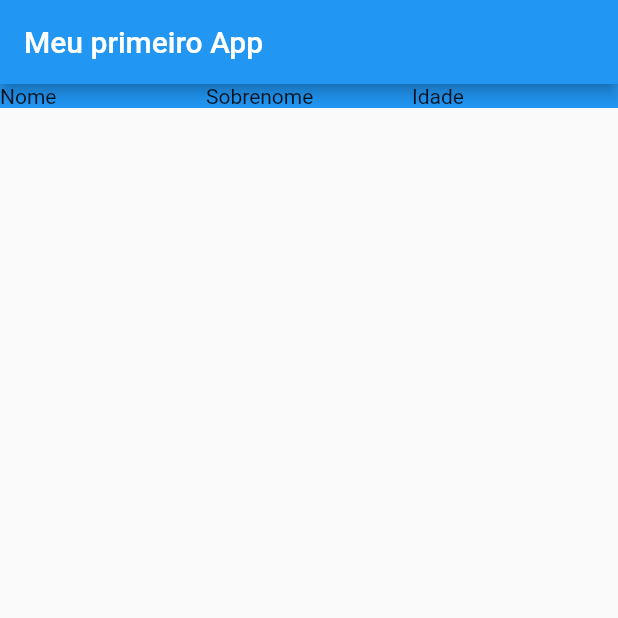
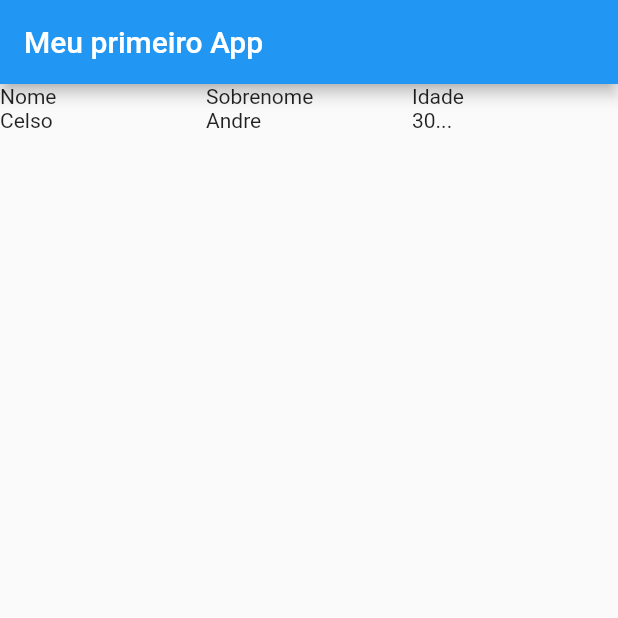
Before and after one commit to celsoandresenior/flutter1, a Flutter app: the screen it shows after launch, on a phone screen of 412 x 824 dp, the top half of it. Run offline on Flutter 3.47's test engine with Material 2 defaults, Android fonts, the phone set to English and light mode, and no system bars.

Commit message:
entendendo tipos de layout

```diff
--- a/lib/main.dart
+++ b/lib/main.dart
@@ -10,13 +10,18 @@ class MeuApp extends StatelessWidget {
         appBar: AppBar(
           title: Text('Meu primeiro App'),
         ),
-        body: Container(
-            color: Colors.blue,
-            child: Row(children: [
-              Expanded(child: Text('Nome')),
-              Expanded(child: Text('Sobrenome')),
-              Expanded(child: Text('Idade'))
-            ])),
+        body: Column(children: [
+          Row(children: [
+            Expanded(child: Text('Nome')),
+            Expanded(child: Text('Sobrenome')),
+            Expanded(child: Text('Idade'))
+          ]),
+          Row(children: [
+            Expanded(child: Text('Celso')),
+            Expanded(child: Text('Andre')),
+            Expanded(child: Text('30...'))
+          ]),
+        ]),
       ),
     );
   }
```
